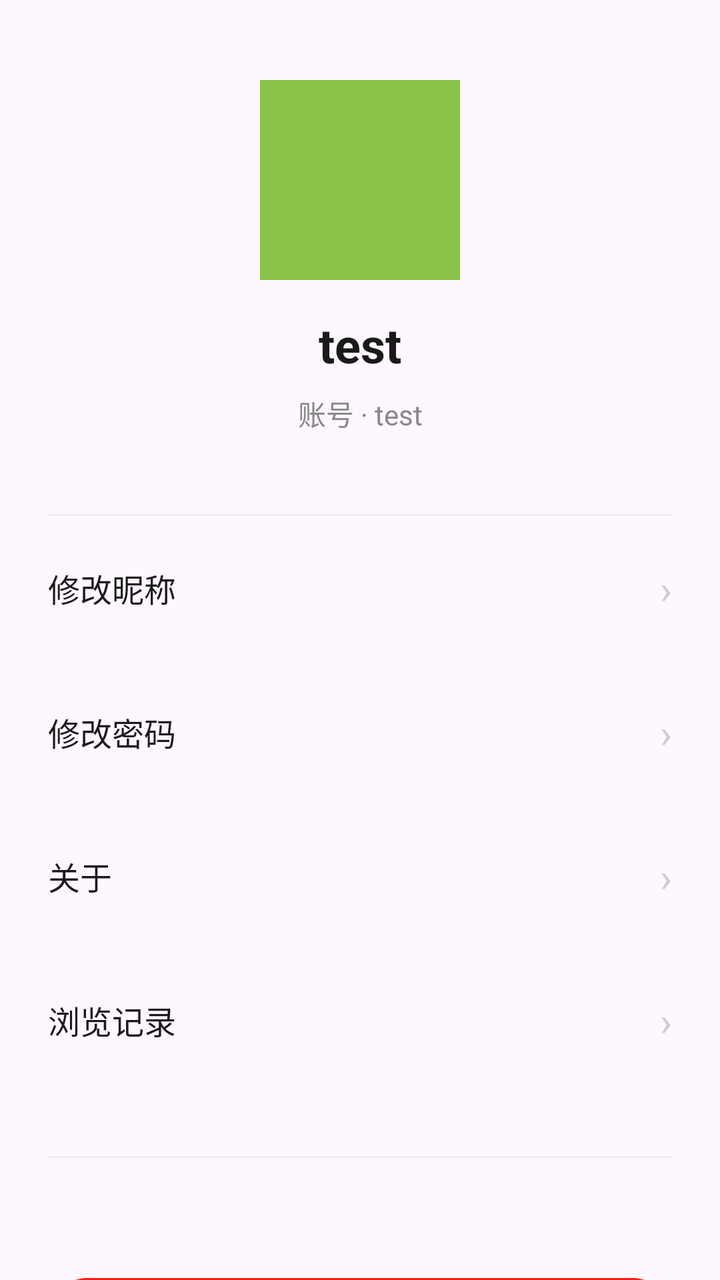
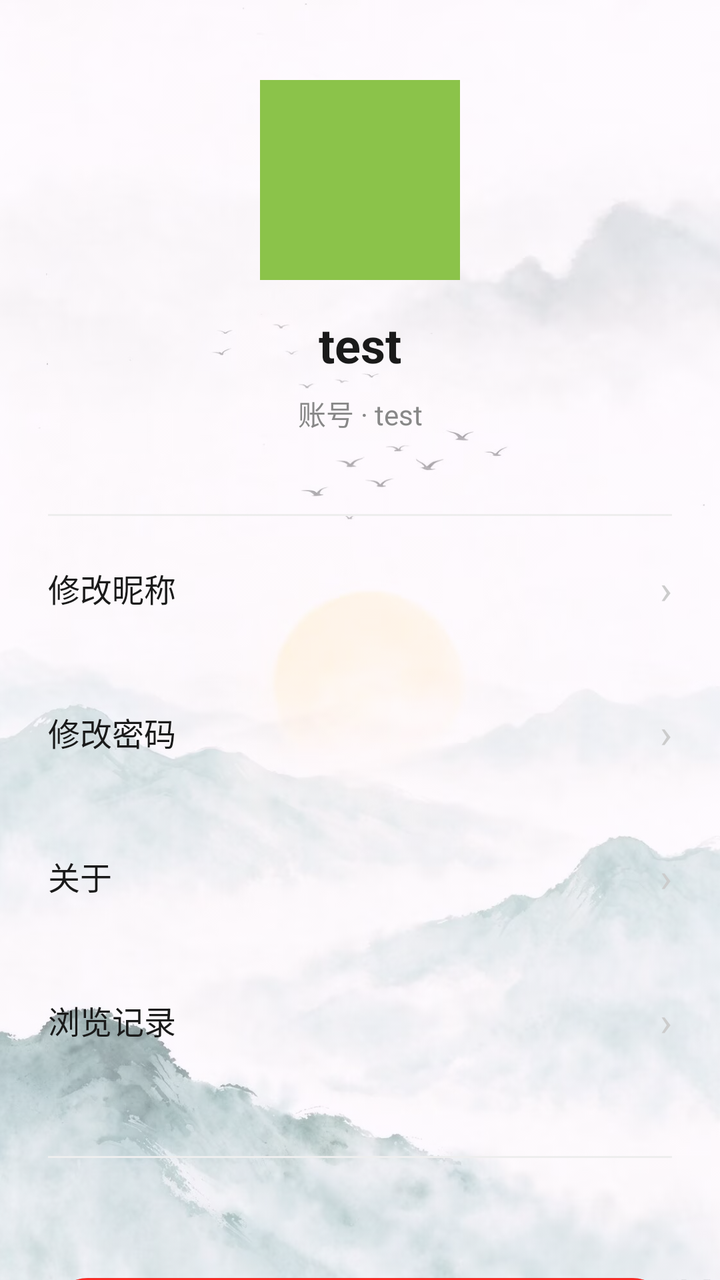

An Android layout rendered at two revisions. The XML below is the earlier revision; the diff shows what the commit changed to produce the second picture.
<!-- AndroidManifest.xml: application theme Theme.PoemApp -->
<!-- res/layout/fragment_profile.xml -->
<?xml version="1.0" encoding="utf-8"?>
<androidx.constraintlayout.widget.ConstraintLayout
    xmlns:android="http://schemas.android.com/apk/res/android"
    xmlns:app="http://schemas.android.com/apk/res-auto"
    android:layout_width="match_parent"
    android:layout_height="match_parent">

    
    <View
        android:id="@+id/ivAvatar"
        android:layout_width="100dp"
        android:layout_height="100dp"
        android:layout_marginTop="40dp"
        android:background="#8BC34A"
        app:layout_constraintTop_toTopOf="parent"
        app:layout_constraintStart_toStartOf="parent"
        app:layout_constraintEnd_toEndOf="parent" />

    
    <TextView
        android:id="@+id/tvUsername"
        android:layout_width="0dp"
        android:layout_height="wrap_content"
        android:layout_marginTop="16dp"
        android:text="test"
        android:textColor="#1A1A1A"
        android:textSize="24sp"
        android:textStyle="bold"
        app:layout_constraintTop_toBottomOf="@id/ivAvatar"
        app:layout_constraintStart_toStartOf="parent"
        app:layout_constraintEnd_toEndOf="parent"
        android:gravity="center"/>

    
    <TextView
        android:id="@+id/tvAccount"
        android:layout_width="0dp"
        android:layout_height="wrap_content"
        android:layout_marginTop="8dp"
        android:text="账号 · test"
        android:textColor="#888888"
        android:textSize="14sp"
        app:layout_constraintTop_toBottomOf="@id/tvUsername"
        app:layout_constraintStart_toStartOf="parent"
        app:layout_constraintEnd_toEndOf="parent"
        android:gravity="center"/>

    

    <View
        android:id="@+id/divider1"
        android:layout_width="0dp"
        android:layout_height="1dp"
        android:layout_marginStart="24dp"
        android:layout_marginEnd="24dp"
        android:layout_marginTop="40dp"
        android:background="#EEEEEE"
        app:layout_constraintTop_toBottomOf="@id/tvAccount"
        app:layout_constraintStart_toStartOf="parent"
        app:layout_constraintEnd_toEndOf="parent" />

    <TextView
        android:id="@+id/tvChangeNickname"
        android:layout_width="0dp"
        android:layout_height="56dp"
        android:layout_marginStart="24dp"
        android:layout_marginEnd="24dp"
        android:layout_marginTop="8dp"
        android:gravity="center_vertical"
        android:text="修改昵称"
        android:textColor="#1A1A1A"
        android:textSize="16sp"
        app:layout_constraintStart_toStartOf="parent"
        app:layout_constraintEnd_toEndOf="parent"
        app:layout_constraintTop_toBottomOf="@id/divider1" />

    <TextView
        android:layout_width="wrap_content"
        android:layout_height="wrap_content"
        android:text="›"
        android:textSize="20sp"
        android:textColor="#CCCCCC"
        app:layout_constraintEnd_toEndOf="@id/tvChangeNickname"
        app:layout_constraintTop_toTopOf="@id/tvChangeNickname"
        app:layout_constraintBottom_toBottomOf="@id/tvChangeNickname" />

    

    <TextView
        android:layout_width="0dp"
        android:layout_height="56dp"
        android:id="@+id/tvChangePassword"
        android:text="修改密码"
        android:textSize="16sp"
        android:textColor="#1A1A1A"
        app:layout_constraintTop_toBottomOf="@id/tvChangeNickname"
        android:layout_marginTop="16dp"
        app:layout_constraintStart_toStartOf="parent"
        app:layout_constraintEnd_toEndOf="parent"
        android:layout_marginStart="24dp"
        android:layout_marginEnd="24dp"
        android:gravity="center_vertical"/>

    <TextView
        android:layout_width="wrap_content"
        android:layout_height="wrap_content"
        android:text="›"
        android:textSize="20sp"
        android:textColor="#CCCCCC"
        app:layout_constraintEnd_toEndOf="@id/tvChangePassword"
        app:layout_constraintTop_toTopOf="@id/tvChangePassword"
        app:layout_constraintBottom_toBottomOf="@id/tvChangePassword" />

    <TextView
        android:layout_width="0dp"
        android:layout_height="56dp"
        android:id="@+id/tvAbout"
        android:text="关于"
        android:textSize="16sp"
        android:textColor="#1A1A1A"
        app:layout_constraintTop_toBottomOf="@id/tvChangePassword"
        android:layout_marginTop="16dp"
        app:layout_constraintStart_toStartOf="parent"
        app:layout_constraintEnd_toEndOf="parent"
        android:layout_marginStart="24dp"
        android:layout_marginEnd="24dp"
        android:gravity="center_vertical"/>

    <TextView
        android:layout_width="wrap_content"
        android:layout_height="wrap_content"
        android:text="›"
        android:textSize="20sp"
        android:textColor="#CCCCCC"
        app:layout_constraintEnd_toEndOf="@id/tvAbout"
        app:layout_constraintTop_toTopOf="@id/tvAbout"
        app:layout_constraintBottom_toBottomOf="@id/tvAbout" />

    <TextView
        android:layout_width="0dp"
        android:layout_height="56dp"
        android:id="@+id/tvHistory"
        android:text="浏览记录"
        android:textSize="16sp"
        android:textColor="#1A1A1A"
        app:layout_constraintTop_toBottomOf="@id/tvAbout"
        android:layout_marginTop="16dp"
        app:layout_constraintStart_toStartOf="parent"
        app:layout_constraintEnd_toEndOf="parent"
        android:layout_marginStart="24dp"
        android:layout_marginEnd="24dp"
        android:gravity="center_vertical"/>

    <TextView
        android:layout_width="wrap_content"
        android:layout_height="wrap_content"
        android:text="›"
        android:textSize="20sp"
        android:textColor="#CCCCCC"
        app:layout_constraintEnd_toEndOf="@id/tvHistory"
        app:layout_constraintTop_toTopOf="@id/tvHistory"
        app:layout_constraintBottom_toBottomOf="@id/tvHistory" />

    

    <View
        android:id="@+id/divider2"
        android:layout_width="0dp"
        android:layout_height="1dp"
        android:layout_marginStart="24dp"
        android:layout_marginEnd="24dp"
        android:layout_marginTop="40dp"
        android:background="#EEEEEE"
        app:layout_constraintTop_toBottomOf="@id/tvHistory"
        app:layout_constraintStart_toStartOf="parent"
        app:layout_constraintEnd_toEndOf="parent" />

    
    <Button
        android:layout_width="0dp"
        android:layout_height="wrap_content"
        android:id="@+id/btnLogOut"
        android:text="退出登录"
        android:textSize="16sp"
        android:backgroundTint="#F81E18"
        android:textColor="#FFFFFF"
        app:layout_constraintStart_toStartOf="parent"
        app:layout_constraintEnd_toEndOf="parent"
        android:layout_marginStart="24dp"
        android:layout_marginEnd="24dp"
        app:layout_constraintTop_toBottomOf="@id/divider2"
        android:layout_marginTop="56dp"/>

    <TextView
        android:id="@+id/tvVersion"
        android:layout_width="wrap_content"
        android:layout_height="wrap_content"
        android:text="PoemApp v1.0"
        android:textSize="12sp"
        android:textColor="#CCCCCC"
        app:layout_constraintStart_toStartOf="parent"
        app:layout_constraintEnd_toEndOf="parent"
        app:layout_constraintTop_toBottomOf="@id/btnLogOut"
        android:layout_marginTop="24dp" />

</androidx.constraintlayout.widget.ConstraintLayout>
<!-- resources referenced by this layout -->
<resources>
  <style name="Theme.PoemApp" parent="Base.Theme.PoemApp" />
  <style name="Base.Theme.PoemApp" parent="Theme.Material3.DayNight.NoActionBar">
          
          
      </style>
</resources>

<!-- the commit's change to res/layout/fragment_profile.xml (unified diff, before → after) -->
@@ -4,6 +4,19 @@
     xmlns:app="http://schemas.android.com/apk/res-auto"
     android:layout_width="match_parent"
     android:layout_height="match_parent">
+
+    <ImageView
+        android:id="@+id/ivPageBg"
+        android:layout_width="0dp"
+        android:layout_height="0dp"
+        android:scaleType="centerCrop"
+        android:alpha="0.5"
+        android:src="@drawable/login_picture3"
+        android:contentDescription="@null"
+        app:layout_constraintTop_toTopOf="parent"
+        app:layout_constraintBottom_toBottomOf="parent"
+        app:layout_constraintStart_toStartOf="parent"
+        app:layout_constraintEnd_toEndOf="parent" />
 
     
     <View
@@ -182,7 +195,7 @@
         android:id="@+id/btnLogOut"
         android:text="退出登录"
         android:textSize="16sp"
-        android:backgroundTint="#F81E18"
+        android:backgroundTint="#BFF81E18"
         android:textColor="#FFFFFF"
         app:layout_constraintStart_toStartOf="parent"
         app:layout_constraintEnd_toEndOf="parent"
<!-- resource entries referenced after the edit -->
@@ -1,5 +1,6 @@
 <!-- resources referenced by this layout -->
 <resources>
+  <!-- drawable login_picture3: jpg bitmap (drawable, 123324 bytes) -->
   <style name="Theme.PoemApp" parent="Base.Theme.PoemApp" />
   <style name="Base.Theme.PoemApp" parent="Theme.Material3.DayNight.NoActionBar">
           
